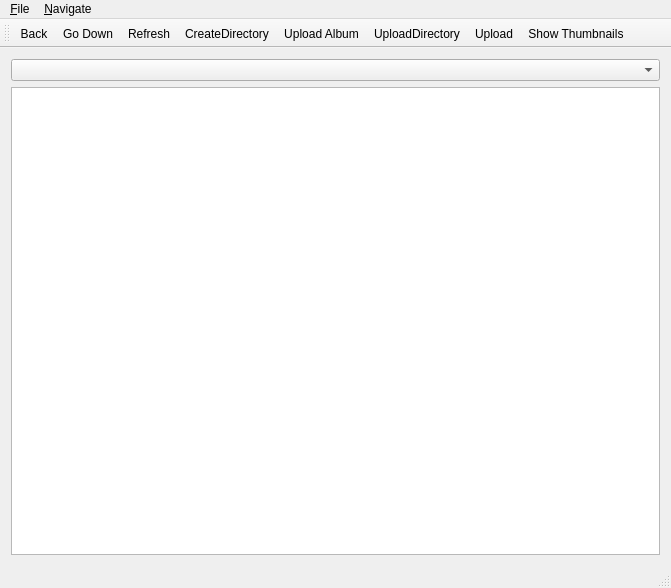
The window that qt/mainwindow.ui (whoozle/android-file-transfer-linux) describes before a commit, drawn with Qt 5.
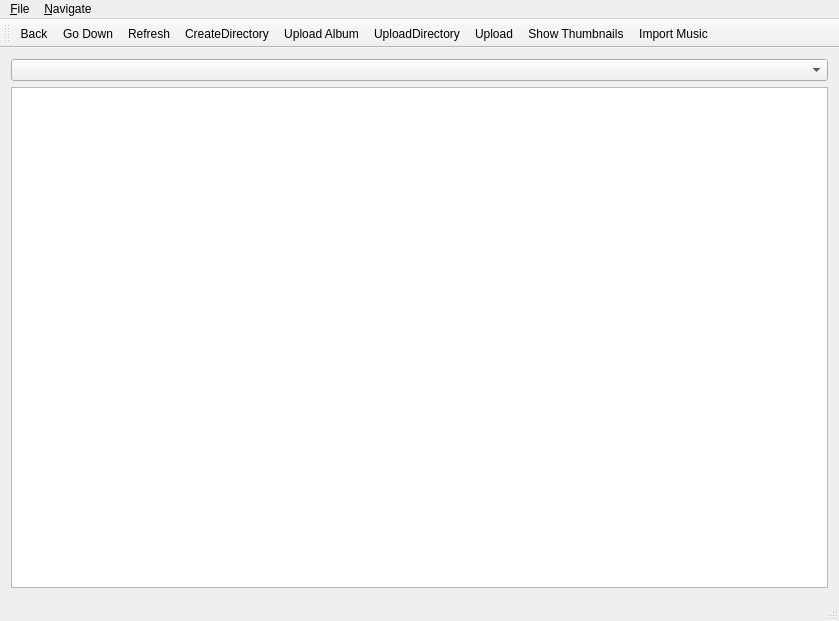
The same window after the commit. Icons and pictures are not drawn.

Commit message: add import music action

Diff of the .ui file:
```diff
--- a/qt/mainwindow.ui
+++ b/qt/mainwindow.ui
@@ -6,8 +6,8 @@
    <rect>
     <x>0</x>
     <y>0</y>
-    <width>671</width>
-    <height>588</height>
+    <width>839</width>
+    <height>621</height>
    </rect>
   </property>
   <property name="windowTitle">
@@ -56,7 +56,7 @@
     <rect>
      <x>0</x>
      <y>0</y>
-     <width>671</width>
+     <width>839</width>
      <height>34</height>
     </rect>
    </property>
@@ -100,6 +100,7 @@
    <addaction name="actionUploadDirectory"/>
    <addaction name="actionUpload"/>
    <addaction name="actionShowThumbnails"/>
+   <addaction name="actionImport_Music"/>
   </widget>
   <widget class="QStatusBar" name="statusBar"/>
   <action name="actionUpload">
@@ -231,6 +232,11 @@
     <string>Show Thumbnails of images where available</string>
    </property>
   </action>
+  <action name="actionImport_Music">
+   <property name="text">
+    <string>Import Music</string>
+   </property>
+  </action>
  </widget>
  <layoutdefault spacing="6" margin="11"/>
  <resources/>
```
The commit also changes 1 other file.
